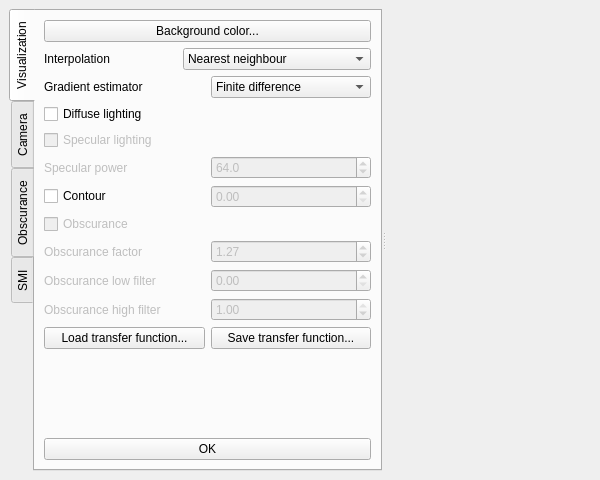
Above: starviewer/src/extensions/playground/experimental3d/qexperimental3dextensionbase.ui from starviewer-medical/starviewer before the change. Below: the same form after it.
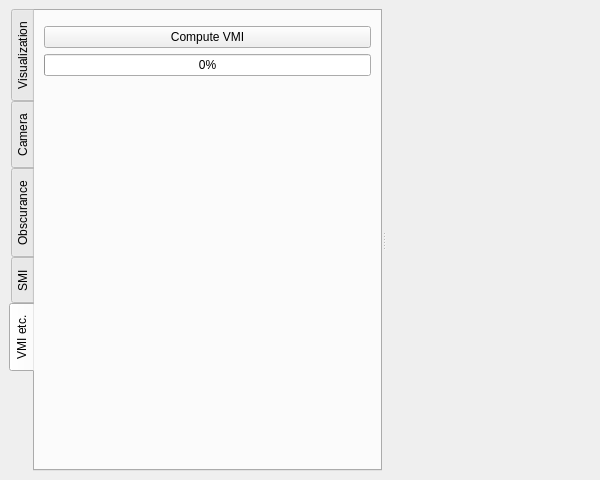
That is the form after the change. The open tabs and pages were chosen to show the change. Custom widgets are drawn as their Qt base class.

Patch:
```diff
--- a/starviewer/src/extensions/playground/experimental3d/qexperimental3dextensionbase.ui
+++ b/starviewer/src/extensions/playground/experimental3d/qexperimental3dextensionbase.ui
@@ -971,6 +971,43 @@
         </item>
        </layout>
       </widget>
+      <widget class="QWidget" name="m_vmiTab" >
+       <attribute name="title" >
+        <string>VMI etc.</string>
+       </attribute>
+       <layout class="QVBoxLayout" name="verticalLayout_2" >
+        <item>
+         <widget class="udg::QViewpointDistributionWidget" native="1" name="m_vmiViewpointDistributionWidget" />
+        </item>
+        <item>
+         <widget class="QPushButton" name="m_vmiPushButton" >
+          <property name="text" >
+           <string>Compute VMI</string>
+          </property>
+         </widget>
+        </item>
+        <item>
+         <widget class="QProgressBar" name="m_vmiProgressBar" >
+          <property name="value" >
+           <number>0</number>
+          </property>
+         </widget>
+        </item>
+        <item>
+         <spacer name="verticalSpacer_2" >
+          <property name="orientation" >
+           <enum>Qt::Vertical</enum>
+          </property>
+          <property name="sizeHint" stdset="0" >
+           <size>
+            <width>20</width>
+            <height>355</height>
+           </size>
+          </property>
+         </spacer>
+        </item>
+       </layout>
+      </widget>
      </widget>
      <widget class="udg::QExperimental3DViewer" native="1" name="m_viewer" >
       <property name="sizePolicy" >
```
